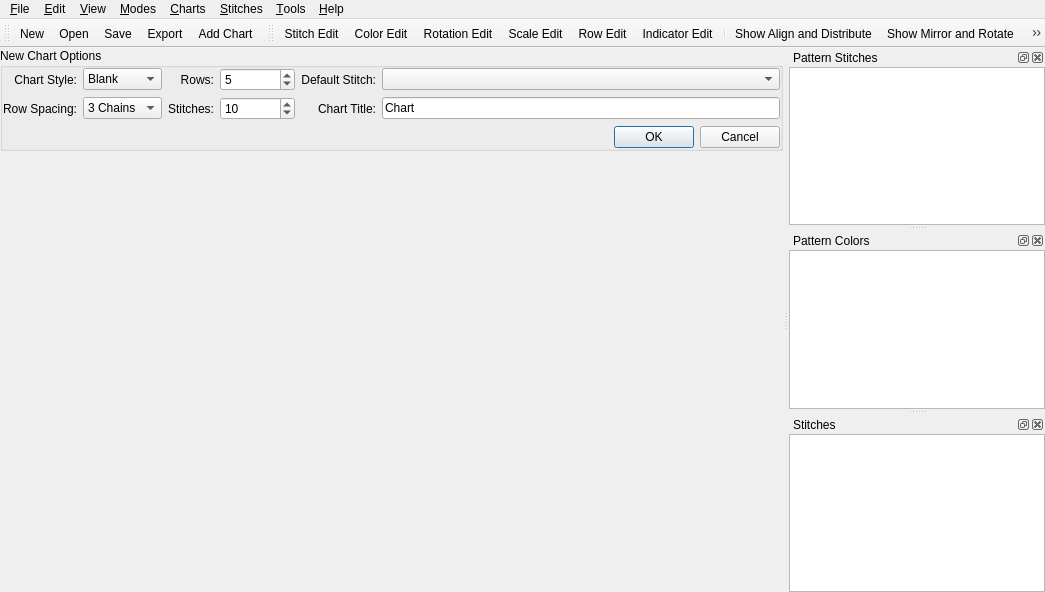
This is src/mainwindow.ui in iPenguin/CrochetCharts as Qt 5 draws it before an edit. The edited form follows.
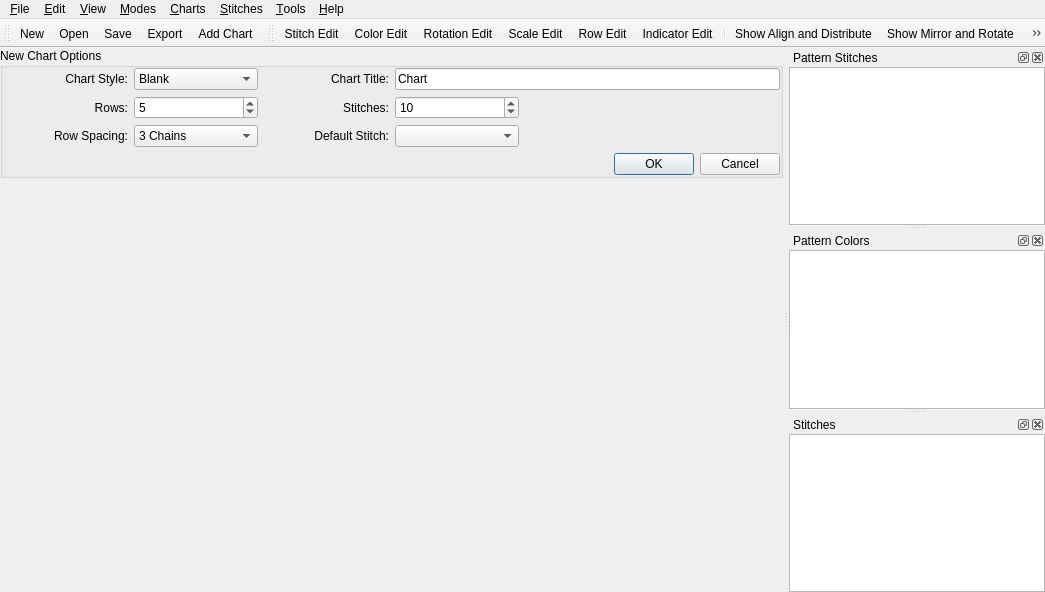
This is the edited form. Icons and pictures are not drawn.

Commit message: Disable the new dialog options not used with Blank charts

Diff of the .ui file:
```diff
--- a/src/mainwindow.ui
+++ b/src/mainwindow.ui
@@ -42,54 +42,6 @@
          <property name="margin">
           <number>0</number>
          </property>
-         <item row="0" column="2">
-          <widget class="QLabel" name="label">
-           <property name="text">
-            <string>Rows:</string>
-           </property>
-           <property name="alignment">
-            <set>Qt::AlignRight|Qt::AlignTrailing|Qt::AlignVCenter</set>
-           </property>
-           <property name="buddy">
-            <cstring>rows</cstring>
-           </property>
-          </widget>
-         </item>
-         <item row="0" column="3">
-          <widget class="QSpinBox" name="rows">
-           <property name="minimumSize">
-            <size>
-             <width>75</width>
-             <height>0</height>
-            </size>
-           </property>
-           <property name="minimum">
-            <number>1</number>
-           </property>
-           <property name="maximum">
-            <number>1000000000</number>
-           </property>
-           <property name="value">
-            <number>5</number>
-           </property>
-          </widget>
-         </item>
-         <item row="0" column="4">
-          <widget class="QLabel" name="label_3">
-           <property name="text">
-            <string>Default Stitch:</string>
-           </property>
-           <property name="alignment">
-            <set>Qt::AlignRight|Qt::AlignTrailing|Qt::AlignVCenter</set>
-           </property>
-           <property name="buddy">
-            <cstring>defaultStitch</cstring>
-           </property>
-          </widget>
-         </item>
-         <item row="0" column="5">
-          <widget class="QComboBox" name="defaultStitch"/>
-         </item>
          <item row="1" column="2">
           <widget class="QLabel" name="label_2">
            <property name="text">
@@ -128,36 +80,6 @@
            </property>
           </widget>
          </item>
-         <item row="1" column="4">
-          <widget class="QLabel" name="label_4">
-           <property name="text">
-            <string>Chart Title:</string>
-           </property>
-           <property name="alignment">
-            <set>Qt::AlignRight|Qt::AlignTrailing|Qt::AlignVCenter</set>
-           </property>
-           <property name="buddy">
-            <cstring>chartTitle</cstring>
-           </property>
-          </widget>
-         </item>
-         <item row="1" column="5">
-          <widget class="QLineEdit" name="chartTitle">
-           <property name="text">
-            <string>Chart</string>
-           </property>
-          </widget>
-         </item>
-         <item row="2" column="5">
-          <widget class="QDialogButtonBox" name="newDocBttnBox">
-           <property name="orientation">
-            <enum>Qt::Horizontal</enum>
-           </property>
-           <property name="standardButtons">
-            <set>QDialogButtonBox::Cancel|QDialogButtonBox::Ok</set>
-           </property>
-          </widget>
-         </item>
          <item row="0" column="0">
           <widget class="QLabel" name="label_6">
            <property name="text">
@@ -190,7 +112,7 @@
            </item>
           </widget>
          </item>
-         <item row="1" column="0">
+         <item row="2" column="0">
           <widget class="QLabel" name="label_5">
            <property name="text">
             <string>Row Spacing:</string>
@@ -203,7 +125,7 @@
            </property>
           </widget>
          </item>
-         <item row="1" column="1">
+         <item row="2" column="1">
           <widget class="QComboBox" name="rowSpacing">
            <property name="editable">
             <bool>false</bool>
@@ -243,6 +165,84 @@
            </item>
           </widget>
          </item>
+         <item row="1" column="0">
+          <widget class="QLabel" name="label">
+           <property name="text">
+            <string>Rows:</string>
+           </property>
+           <property name="alignment">
+            <set>Qt::AlignRight|Qt::AlignTrailing|Qt::AlignVCenter</set>
+           </property>
+           <property name="buddy">
+            <cstring>rows</cstring>
+           </property>
+          </widget>
+         </item>
+         <item row="1" column="1">
+          <widget class="QSpinBox" name="rows">
+           <property name="minimumSize">
+            <size>
+             <width>75</width>
+             <height>0</height>
+            </size>
+           </property>
+           <property name="minimum">
+            <number>1</number>
+           </property>
+           <property name="maximum">
+            <number>1000000000</number>
+           </property>
+           <property name="value">
+            <number>5</number>
+           </property>
+          </widget>
+         </item>
+         <item row="2" column="2">
+          <widget class="QLabel" name="label_3">
+           <property name="text">
+            <string>Default Stitch:</string>
+           </property>
+           <property name="alignment">
+            <set>Qt::AlignRight|Qt::AlignTrailing|Qt::AlignVCenter</set>
+           </property>
+           <property name="buddy">
+            <cstring>defaultStitch</cstring>
+           </property>
+          </widget>
+         </item>
+         <item row="2" column="3">
+          <widget class="QComboBox" name="defaultStitch"/>
+         </item>
+         <item row="3" column="0" colspan="6">
+          <widget class="QDialogButtonBox" name="newDocBttnBox">
+           <property name="orientation">
+            <enum>Qt::Horizontal</enum>
+           </property>
+           <property name="standardButtons">
+            <set>QDialogButtonBox::Cancel|QDialogButtonBox::Ok</set>
+           </property>
+          </widget>
+         </item>
+         <item row="0" column="3" colspan="3">
+          <widget class="QLineEdit" name="chartTitle">
+           <property name="text">
+            <string>Chart</string>
+           </property>
+          </widget>
+         </item>
+         <item row="0" column="2">
+          <widget class="QLabel" name="label_4">
+           <property name="text">
+            <string>Chart Title:</string>
+           </property>
+           <property name="alignment">
+            <set>Qt::AlignRight|Qt::AlignTrailing|Qt::AlignVCenter</set>
+           </property>
+           <property name="buddy">
+            <cstring>chartTitle</cstring>
+           </property>
+          </widget>
+         </item>
         </layout>
        </widget>
       </item>
```
Left out of the diff: 4 changed lines with no effect on the pictures. The commit also changes 2 other files.
